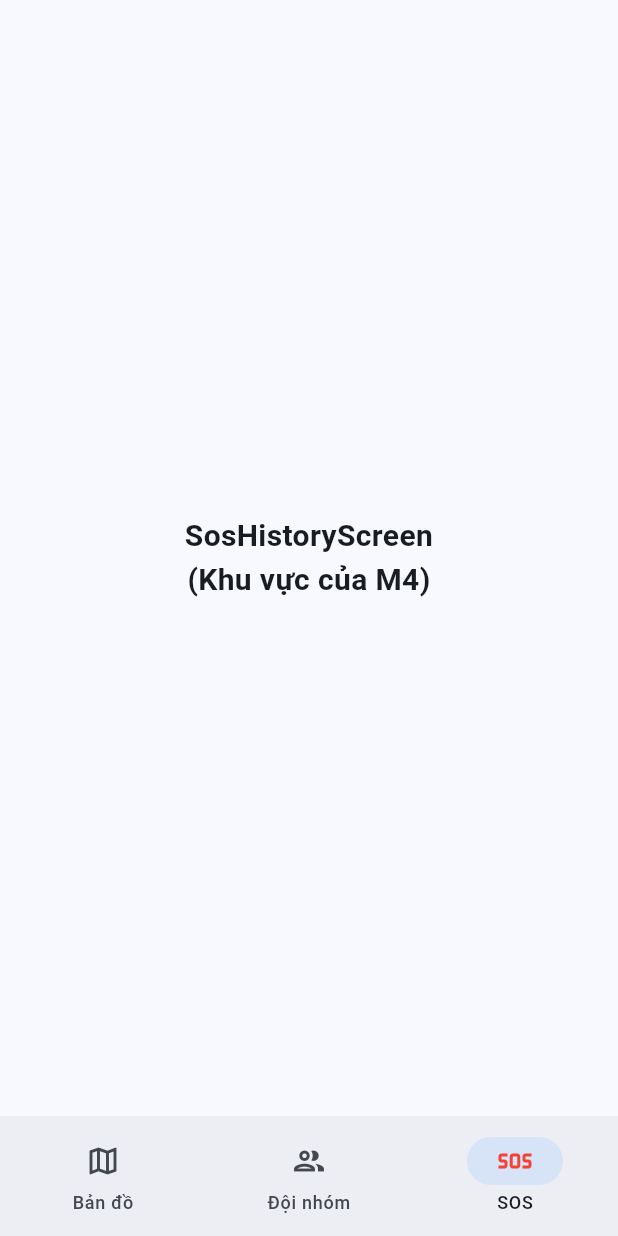
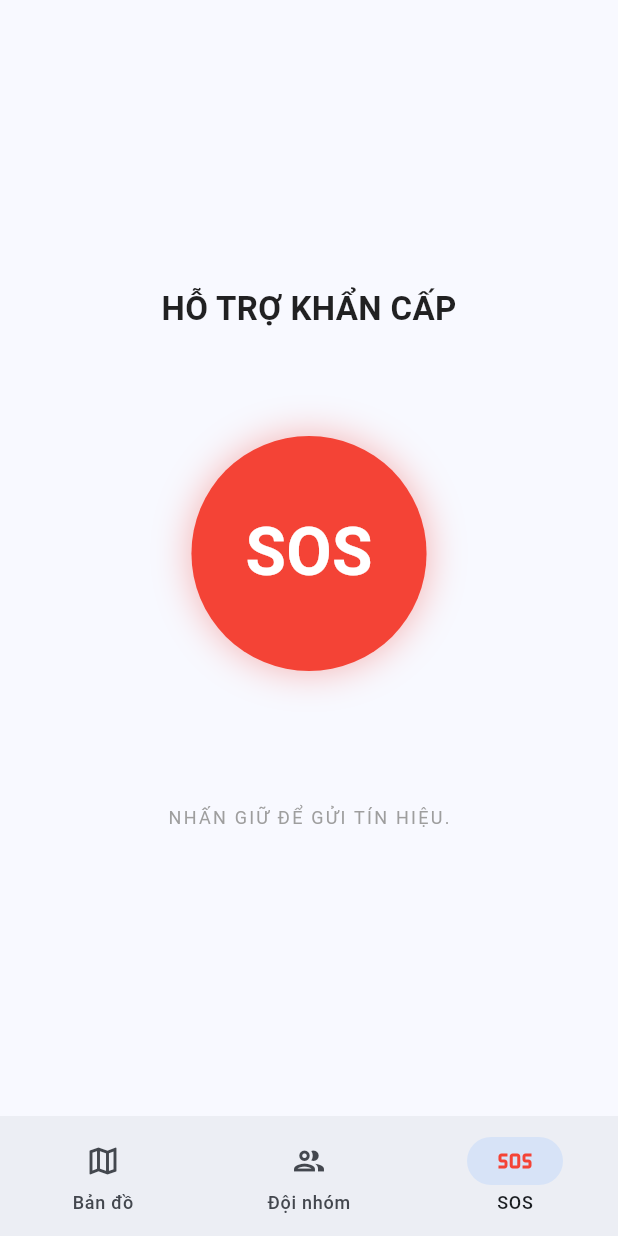
Before and after one commit to AnDang2962/DoAnTDTT, a Flutter app: the screen it shows after launch, item 3 of the bottom bar chosen, on a phone screen of 412 x 824 dp. Run offline on Flutter 3.47's test engine with Material 3 defaults, Android fonts, the phone set to English and light mode, and no system bars; our stand-ins replace battery_plus, cloud_firestore, cloud_functions, connectivity_plus, firebase_auth, firebase_core and 7 more; missing offline and left inert: mapbox_maps_flutter; accounts and stored records are empty; network calls fail.

Commit message:
SOS: ban thu bao gom module sos, sms fallback, red marker co them nut sos noi. co them 1 it trong member_provider.dart cua Nguyen. Chua hoan chinh ( chua test het)

```diff
--- a/app/lib/features/group_radar/presentation/providers/members_provider.dart
+++ b/app/lib/features/group_radar/presentation/providers/members_provider.dart
@@ -76,6 +76,24 @@ class MembersProvider extends ChangeNotifier {
   String? _currentRoomId;
   String? _currentUserId;
   String? _currentRole;
+
+  // ===================================================================
+  // 👇 BẮT ĐẦU PHẦN THÊM VÀO ĐỂ KHỚP VỚI NÚT SOS CỦA BẠN 👇
+  // ===================================================================
+
+  /// Getter: Cho phép file sos_fab.dart "rút" ID động hiện tại của phòng
+  /// Nếu chưa vào phòng (null), sẽ trả về chuỗi rỗng để không bị lỗi app
+  String get roomId => _currentRoomId ?? '';
+
+  /// Setter: Cho phép cập nhật nhanh ID phòng (Nếu có luồng logic cần đổi phòng)
+  void setRoomId(String newRoomId) {
+    _currentRoomId = newRoomId;
+    notifyListeners();
+  }
+
+  // ===================================================================
+  // 👆 KẾT THÚC PHẦN THÊM VÀO 👆
+  // ===================================================================
 
   // Subscription
   StreamSubscription<Position>? _positionSubscription;
--- a/app/lib/features/main_shell/main_shell_screen.dart
+++ b/app/lib/features/main_shell/main_shell_screen.dart
@@ -7,6 +7,7 @@ import 'package:route_mate_app/features/main_map/providers/map_state_provider.da
 
 // 1. IMPORT MÀN HÌNH LOBBY CỦA BẠN VÀO ĐÂY
 import 'package:route_mate_app/features/group_radar/screens/room_lobby_screen.dart';
+import 'package:route_mate_app/features/sos_emergency/screens/sos_screen.dart';
 
 class MainShellScreen extends StatefulWidget {
   const MainShellScreen({super.key});
@@ -31,13 +32,7 @@ class _MainShellScreenState extends State<MainShellScreen> {
     const RoomLobbyScreen(),
 
     // Lô 3: Tab SOS (M4)
-    const Center(
-      child: Text(
-        'SosHistoryScreen\n(Khu vực của M4)',
-        textAlign: TextAlign.center,
-        style: TextStyle(fontSize: 20, fontWeight: FontWeight.bold),
-      ),
-    ),
+    const SosScreen(),
   ];
 
   @override
--- /dev/null
+++ b/app/lib/features/sos_emergency/screens/sos_screen.dart
@@ -0,0 +1,181 @@
+import 'package:flutter/material.dart';
+import 'package:flutter/services.dart';
+import 'dart:async';
+import '../services/sos_service.dart'; // Nối với file Service vừa tạo
+import 'package:provider/provider.dart';
+import '../../group_radar/presentation/providers/members_provider.dart';
+
+class SosScreen extends StatefulWidget {
+  const SosScreen({super.key});
+  @override
+  State<SosScreen> createState() => _SosScreenState();
+}
+
+class _SosScreenState extends State<SosScreen> with TickerProviderStateMixin {
+  late AnimationController _pulseController;
+  late AnimationController _rippleController;
+  Timer? _countdownTimer;
+  double _currentProgress = 0.0;
+  bool _isHolding = false;
+
+  final SosService _sosService = SosService();
+
+  @override
+  void initState() {
+    super.initState();
+    _pulseController = AnimationController(vsync: this, duration: const Duration(seconds: 1))..repeat(reverse: true);
+    _rippleController = AnimationController(vsync: this, duration: const Duration(milliseconds: 1500));
+    _sosService.checkAndRequestPermissions();
+  }
+
+  @override
+  void dispose() {
+    _pulseController.dispose();
+    _rippleController.dispose();
+    _countdownTimer?.cancel();
+    super.dispose();
+  }
+
+  void _showStatus(String message, Color color) {
+    if (!mounted) return;
+    ScaffoldMessenger.of(context).clearSnackBars();
+    ScaffoldMessenger.of(context).showSnackBar(
+      SnackBar(
+        content: Text(message, style: const TextStyle(fontWeight: FontWeight.bold)),
+        backgroundColor: color,
+        behavior: SnackBarBehavior.floating,
+      ),
+    );
+  }
+
+  void _startCountdown() {
+    setState(() { _isHolding = true; _currentProgress = 0.0; });
+    _rippleController.repeat();
+    HapticFeedback.heavyImpact();
+
+    _countdownTimer = Timer.periodic(const Duration(milliseconds: 30), (timer) {
+      setState(() {
+        _currentProgress += 0.01;
+        if (timer.tick % 10 == 0) HapticFeedback.selectionClick();
+        if (_currentProgress >= 1.0) _executeSOS();
+      });
+    });
+  }
+
+  void _stopCountdown() {
+    _countdownTimer?.cancel();
+    _rippleController.stop();
+    _rippleController.reset();
+    setState(() { _isHolding = false; _currentProgress = 0.0; });
+  }
+
+  void _executeSOS() async {
+    _stopCountdown();
+    for (int i = 0; i < 5; i++) {
+      HapticFeedback.vibrate();
+      await Future.delayed(const Duration(milliseconds: 150));
+    }
+
+    // 1. Rút ID nhóm động từ Provider của M3
+    final currentRoomId = Provider.of<MembersProvider>(context, listen: false).roomId;
+
+    // Đảm bảo an toàn nếu chưa vào phòng
+    if (currentRoomId.isEmpty) {
+      _showStatus("Lỗi: Chưa có thông tin nhóm!", Colors.red);
+      return;
+    }
+
+    // 2. Chuyển giao nhiệm vụ bắn tín hiệu cho Service kèm roomId
+    await _sosService.sendEmergencySignal(
+      roomId: currentRoomId,
+      onStatusUpdate: _showStatus,
+    );
+  }
+
+  @override
+  Widget build(BuildContext context) {
+    return SizedBox(
+      width: double.infinity,
+      child: Column(
+        mainAxisAlignment: MainAxisAlignment.center,
+        crossAxisAlignment: CrossAxisAlignment.center, // Đảm bảo căn giữa theo chiều ngang
+        children: [
+          Text(
+            _isHolding ? "GIỮ ĐỂ PHÁT TÍN HIỆU" : "HỖ TRỢ KHẨN CẤP",
+            style: TextStyle(
+              fontSize: 22,
+              fontWeight: FontWeight.bold,
+              color: _isHolding ? Colors.red : Colors.black87,
+            ),
+          ),
+          const SizedBox(height: 60),
+          Stack(
+            alignment: Alignment.center,
+            children: [
+              if (_isHolding)
+                ...List.generate(3, (index) {
+                  return AnimatedBuilder(
+                    animation: _rippleController,
+                    builder: (context, child) {
+                      double progress = (_rippleController.value + (index / 3)) % 1.0;
+                      return Container(
+                        width: 150 + (progress * 180),
+                        height: 150 + (progress * 180),
+                        decoration: BoxDecoration(
+                          shape: BoxShape.circle,
+                          color: Colors.red.withValues(alpha: 1.0 - progress),
+                        ),
+                      );
+                    },
+                  );
+                }),
+              SizedBox(
+                width: 175,
+                height: 175,
+                child: CircularProgressIndicator(
+                  value: _currentProgress,
+                  strokeWidth: 8,
+                  backgroundColor: _isHolding ? Colors.red.withValues(alpha: 0.1) : Colors.transparent,
+                  valueColor: const AlwaysStoppedAnimation<Color>(Colors.orangeAccent),
+                ),
+              ),
+              GestureDetector(
+                onTapDown: (_) => _startCountdown(),
+                onTapUp: (_) => _stopCountdown(),
+                onTapCancel: () => _stopCountdown(),
+                child: ScaleTransition(
+                  scale: Tween(begin: 1.0, end: _isHolding ? 1.15 : 1.05).animate(_pulseController),
+                  child: Container(
+                    width: 150,
+                    height: 150,
+                    decoration: BoxDecoration(
+                      color: Colors.red,
+                      shape: BoxShape.circle,
+                      boxShadow: [
+                        BoxShadow(
+                          color: Colors.red.withValues(alpha: 0.4),
+                          blurRadius: _isHolding ? 40 : 20,
+                        ),
+                      ],
+                    ),
+                    child: const Center(
+                      child: Text(
+                        "SOS",
+                        style: TextStyle(color: Colors.white, fontSize: 42, fontWeight: FontWeight.bold),
+                      ),
+                    ),
+                  ),
+                ),
+              ),
+            ],
+          ),
+          const SizedBox(height: 80),
+          const Text(
+            "NHẤN GIỮ ĐỂ GỬI TÍN HIỆU.",
+            style: TextStyle(color: Colors.grey, letterSpacing: 1.5, fontSize: 12),
+          ),
+        ],
+      ),
+    );
+  }
+}
--- a/app/lib/main.dart
+++ b/app/lib/main.dart
@@ -22,7 +22,9 @@ void main() async {
   if (kDebugMode) {
     print("Đang kết nối tới Firebase Emulator...");
 
-    String emulatorIp = '192.168.137.1';
+    //String emulatorIp = '192.168.137.1';
+
+    String emulatorIp= '192.168.0.101';
 
     FirebaseAuth.instance.useAuthEmulator(emulatorIp, 9099);
     FirebaseFirestore.instance.useFirestoreEmulator(emulatorIp, 8080);
```
Also changed, not shown: app/lib/features/sos_emergency/services/sos_service.dart (added, +92 -0 lines), app/lib/features/sos_emergency/widgets/sos_button.dart (+127 -13 lines), app/lib/features/sos_emergency/widgets/sos_fab.dart (added, +40 -0 lines), app/lib/features/sos_emergency/widgets/sos_map_overlay.dart (added, +149 -0 lines), 2 other files.
